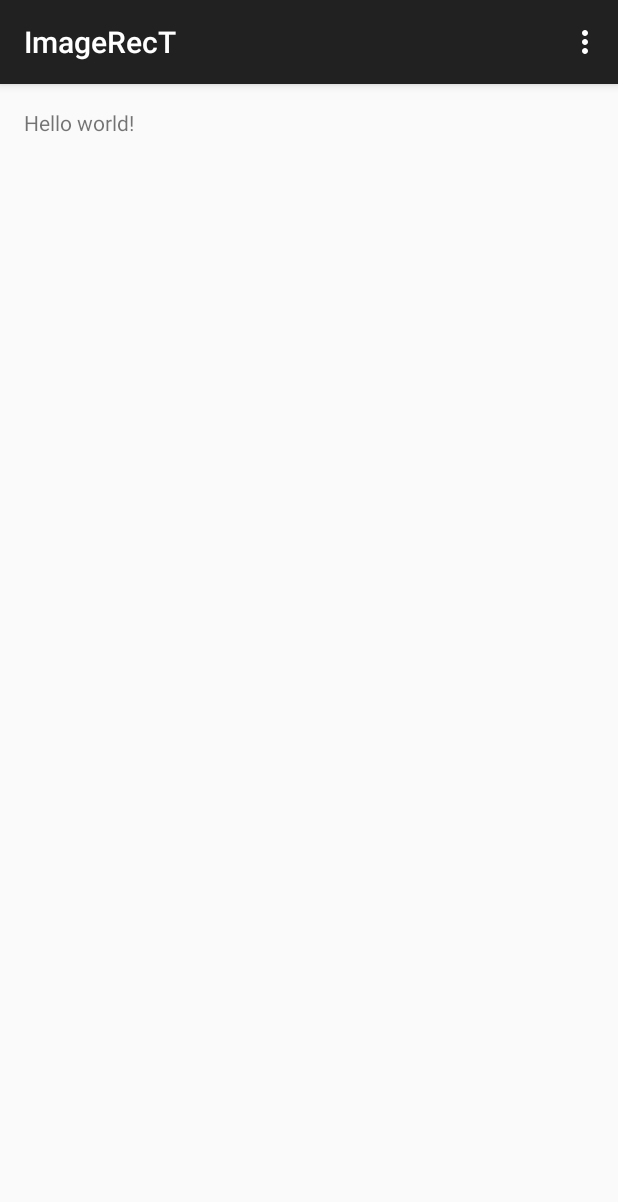
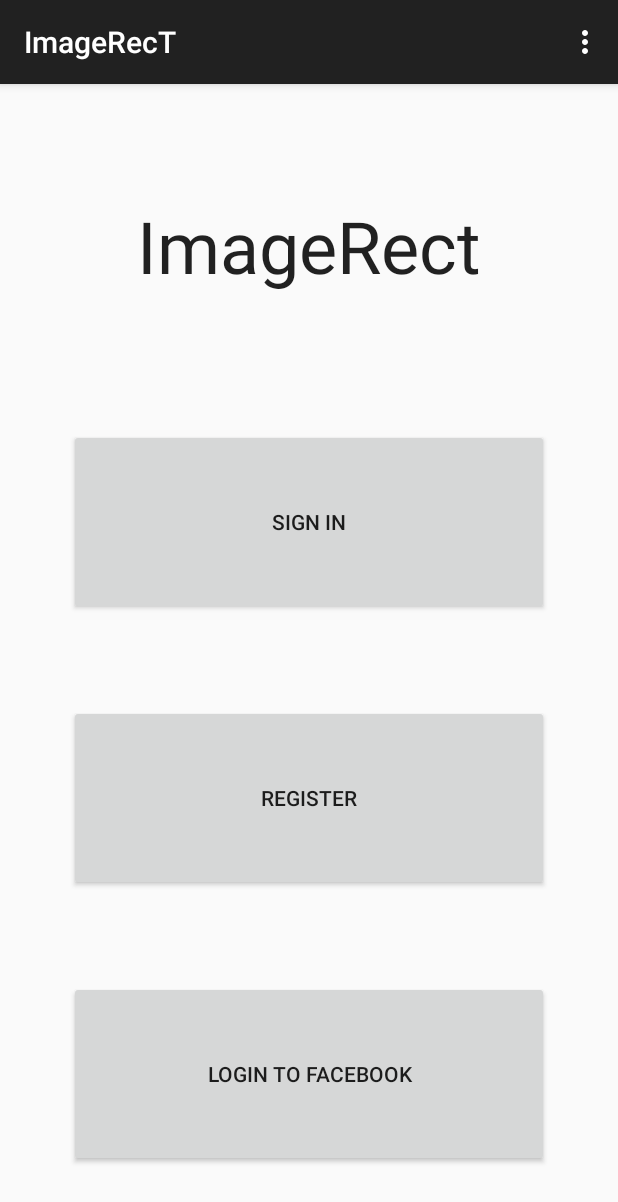
Before and after one commit to dave-abelson/ImageRecT, an Android app: the screen it shows after launch (LogIn), on a phone screen of 412 x 824 dp. Shown: the top 1202 px of the screen. Run offline under Robolectric (Android 15) with nearby library versions, the phone set to English and light mode, and no system bars.

Commit message:
log in UI

```diff
--- a/app/src/main/java/com/example/daveabelson/imagerect/LogIn.java
+++ b/app/src/main/java/com/example/daveabelson/imagerect/LogIn.java
@@ -4,13 +4,48 @@ import android.support.v7.app.AppCompatActivity;
 import android.os.Bundle;
 import android.view.Menu;
 import android.view.MenuItem;
+import android.view.View;
+import android.widget.Button;
 
 public class LogIn extends AppCompatActivity {
+
+    //UI
+    private Button login;
+    private Button register;
+    private Button facebook;
 
     @Override
     protected void onCreate(Bundle savedInstanceState) {
         super.onCreate(savedInstanceState);
         setContentView(R.layout.activity_log_in);
+
+        //Set up UI
+        login = (Button)findViewById(R.id.loginSignin);
+        register = (Button)findViewById(R.id.loginRegister);
+        facebook = (Button)findViewById(R.id.loginFacebook);
+
+        //Set event listeners
+        login.setOnClickListener(new View.OnClickListener() {
+            @Override
+            public void onClick(View v) {
+
+            }
+        });
+
+        register.setOnClickListener(new View.OnClickListener() {
+            @Override
+            public void onClick(View v) {
+
+            }
+        });
+
+        facebook.setOnClickListener(new View.OnClickListener() {
+            @Override
+            public void onClick(View v) {
+
+            }
+        });
+
     }
 
     @Override
--- a/app/src/main/res/layout/activity_log_in.xml
+++ b/app/src/main/res/layout/activity_log_in.xml
@@ -1,11 +1,48 @@
-<RelativeLayout xmlns:android="http://schemas.android.com/apk/res/android"
+<LinearLayout xmlns:android="http://schemas.android.com/apk/res/android"
     xmlns:tools="http://schemas.android.com/tools" android:layout_width="match_parent"
     android:layout_height="match_parent" android:paddingLeft="@dimen/activity_horizontal_margin"
     android:paddingRight="@dimen/activity_horizontal_margin"
     android:paddingTop="@dimen/activity_vertical_margin"
-    android:paddingBottom="@dimen/activity_vertical_margin" tools:context=".LogIn">
+    android:paddingBottom="@dimen/activity_vertical_margin" tools:context=".LogIn"
+    android:orientation="vertical">
 
-    <TextView android:text="@string/hello_world" android:layout_width="wrap_content"
-        android:layout_height="wrap_content" />
+    <TextView
+        android:layout_width="match_parent"
+        android:layout_height="match_parent"
+        android:textAppearance="?android:attr/textAppearanceLarge"
+        android:text="ImageRect"
+        android:id="@+id/textView"
+        android:textSize="48dp"
+        android:layout_gravity="center_horizontal"
+        android:layout_weight="1"
+        android:textAlignment="center"
+        android:gravity="center"/>
 
-</RelativeLayout>
+    <Button
+        android:layout_width="match_parent"
+        android:layout_height="match_parent"
+        android:text="Sign In"
+        android:id="@+id/loginSignin"
+        android:layout_gravity="center_horizontal"
+        android:layout_weight="1"
+        android:layout_margin="30dp" />
+
+    <Button
+        android:layout_width="match_parent"
+        android:layout_height="match_parent"
+        android:text="Register"
+        android:id="@+id/loginRegister"
+        android:layout_gravity="center_horizontal"
+        android:layout_weight="1"
+        android:layout_margin="30dp" />
+
+    <Button
+        android:layout_width="match_parent"
+        android:layout_height="match_parent"
+        android:text="Login to Facebook"
+        android:id="@+id/loginFacebook"
+        android:layout_gravity="center_horizontal"
+        android:layout_weight="1"
+        android:layout_margin="30dp" />
+
+</LinearLayout>
```
